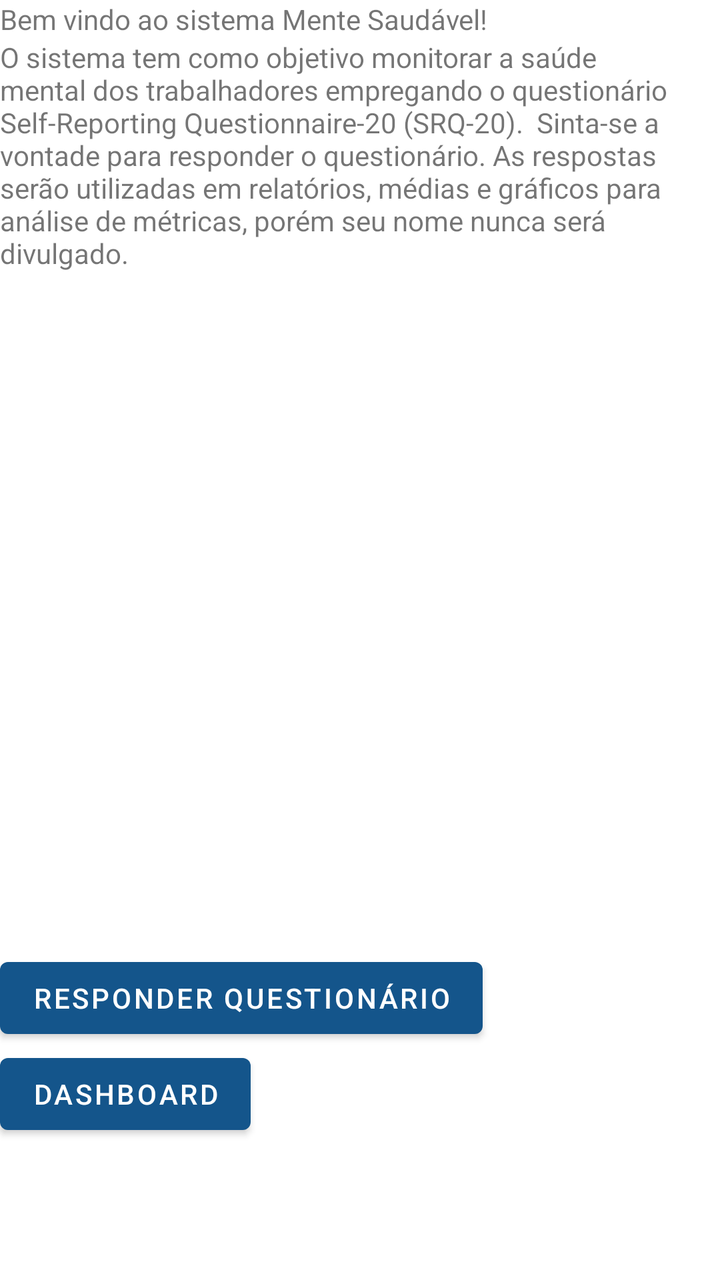
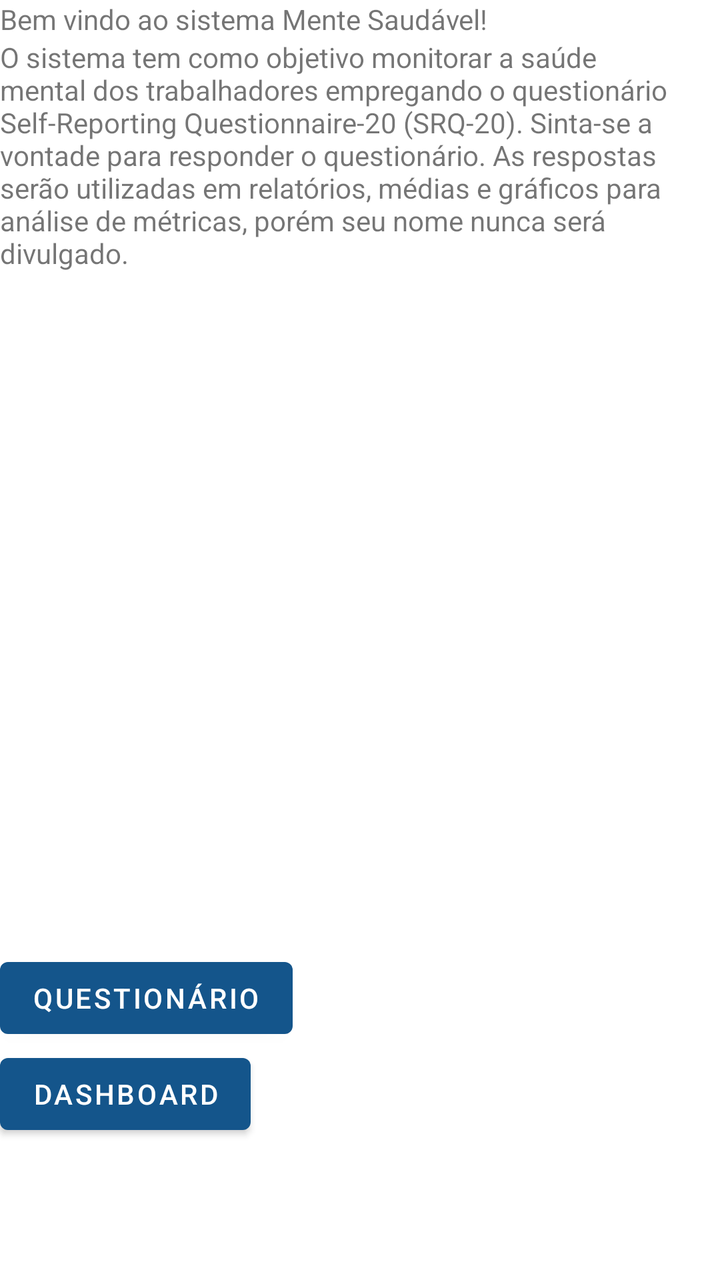

The first picture is an Android layout as it rendered before a commit; the second is the same layout after the commit. The layout source and the unified diff follow.
<!-- AndroidManifest.xml: application theme Theme.MenteSaudavel -->
<!-- res/layout/activity_home.xml -->
<?xml version="1.0" encoding="utf-8"?>
<androidx.constraintlayout.widget.ConstraintLayout xmlns:android="http://schemas.android.com/apk/res/android"
    xmlns:app="http://schemas.android.com/apk/res-auto"
    xmlns:tools="http://schemas.android.com/tools"
    android:layout_width="match_parent"
    android:layout_height="match_parent"
    android:fitsSystemWindows="true">

    <LinearLayout
        android:layout_width="0dp"
        android:layout_height="212dp"
        android:orientation="vertical"
        app:layout_constraintEnd_toEndOf="parent"
        app:layout_constraintStart_toStartOf="parent"
        app:layout_constraintTop_toTopOf="parent">

        <TextView
            android:id="@+id/textView"
            android:layout_width="match_parent"
            android:layout_height="wrap_content"
            android:text="Bem vindo ao sistema Mente Saudável!" />

        <TextView
            android:id="@+id/textView2"
            android:layout_width="match_parent"
            android:layout_height="wrap_content"
            android:text="O sistema tem como objetivo monitorar a saúde mental dos trabalhadores empregando o questionário Self-Reporting Questionnaire-20 (SRQ-20).  Sinta-se a vontade para responder o questionário. As respostas serão utilizadas em relatórios, médias e gráficos para análise de métricas, porém seu nome nunca será divulgado." />
    </LinearLayout>

    <LinearLayout
        android:layout_width="0dp"
        android:layout_height="125dp"
        android:layout_marginBottom="40dp"
        android:orientation="vertical"
        app:layout_constraintBottom_toBottomOf="parent"
        app:layout_constraintEnd_toEndOf="parent"
        app:layout_constraintHorizontal_bias="1.0"
        app:layout_constraintStart_toStartOf="parent">

        <Button
            android:id="@+id/btnQuestionario"
            android:layout_width="wrap_content"
            android:layout_height="wrap_content"
            android:text="Responder Questionário" />

        <Button
            android:id="@+id/btnDashboard"
            android:layout_width="wrap_content"
            android:layout_height="wrap_content"
            android:onClick="redirectToDashboard"
            android:text="Dashboard" />
    </LinearLayout>

</androidx.constraintlayout.widget.ConstraintLayout>
<!-- resources referenced by this layout -->
<resources>
  <style name="Theme.MenteSaudavel" parent="Theme.MaterialComponents.DayNight.DarkActionBar">
          
          <item name="colorPrimary">@color/bluePrimary</item>
          <item name="colorOnPrimary">@color/white</item>
          
          <item name="colorSecondary">@color/blueSecondary</item>
          <item name="colorOnSecondary">@color/black</item>
          
          <item name="android:statusBarColor">?attr/colorPrimaryVariant</item>
          
      </style>
  <color name="bluePrimary">#14558B</color>
  <color name="white">#FFFFFFFF</color>
  <color name="blueSecondary">#427097</color>
  <color name="black">#FF000000</color>
</resources>

<!-- the commit's change to res/layout/activity_home.xml (unified diff, before → after) -->
@@ -1,7 +1,6 @@
 <?xml version="1.0" encoding="utf-8"?>
 <androidx.constraintlayout.widget.ConstraintLayout xmlns:android="http://schemas.android.com/apk/res/android"
     xmlns:app="http://schemas.android.com/apk/res-auto"
-    xmlns:tools="http://schemas.android.com/tools"
     android:layout_width="match_parent"
     android:layout_height="match_parent"
     android:fitsSystemWindows="true">
@@ -18,13 +17,13 @@
             android:id="@+id/textView"
             android:layout_width="match_parent"
             android:layout_height="wrap_content"
-            android:text="Bem vindo ao sistema Mente Saudável!" />
+            android:text="@string/msgBoasVindas" />
 
         <TextView
             android:id="@+id/textView2"
             android:layout_width="match_parent"
             android:layout_height="wrap_content"
-            android:text="O sistema tem como objetivo monitorar a saúde mental dos trabalhadores empregando o questionário Self-Reporting Questionnaire-20 (SRQ-20).  Sinta-se a vontade para responder o questionário. As respostas serão utilizadas em relatórios, médias e gráficos para análise de métricas, porém seu nome nunca será divulgado." />
+            android:text="@string/msgApresentacao" />
     </LinearLayout>
 
     <LinearLayout
@@ -41,14 +40,14 @@
             android:id="@+id/btnQuestionario"
             android:layout_width="wrap_content"
             android:layout_height="wrap_content"
-            android:text="Responder Questionário" />
+            android:text="@string/questionario" />
 
         <Button
             android:id="@+id/btnDashboard"
             android:layout_width="wrap_content"
             android:layout_height="wrap_content"
             android:onClick="redirectToDashboard"
-            android:text="Dashboard" />
+            android:text="@string/dashboard" />
     </LinearLayout>
 
 </androidx.constraintlayout.widget.ConstraintLayout>
<!-- resource entries referenced after the edit -->
@@ -1,5 +1,9 @@
 <!-- resources referenced by this layout -->
 <resources>
+  <string name="dashboard">Dashboard</string>
+  <string name="msgApresentacao">O sistema tem como objetivo monitorar a saúde mental dos trabalhadores empregando o questionário Self-Reporting Questionnaire-20 (SRQ-20).  Sinta-se a vontade para responder o questionário. As respostas serão utilizadas em relatórios, médias e gráficos para análise de métricas, porém seu nome nunca será divulgado.</string>
+  <string name="msgBoasVindas">Bem vindo ao sistema Mente Saudável!</string>
+  <string name="questionario">Questionário</string>
   <style name="Theme.MenteSaudavel" parent="Theme.MaterialComponents.DayNight.DarkActionBar">
           
           <item name="colorPrimary">@color/bluePrimary</item>
